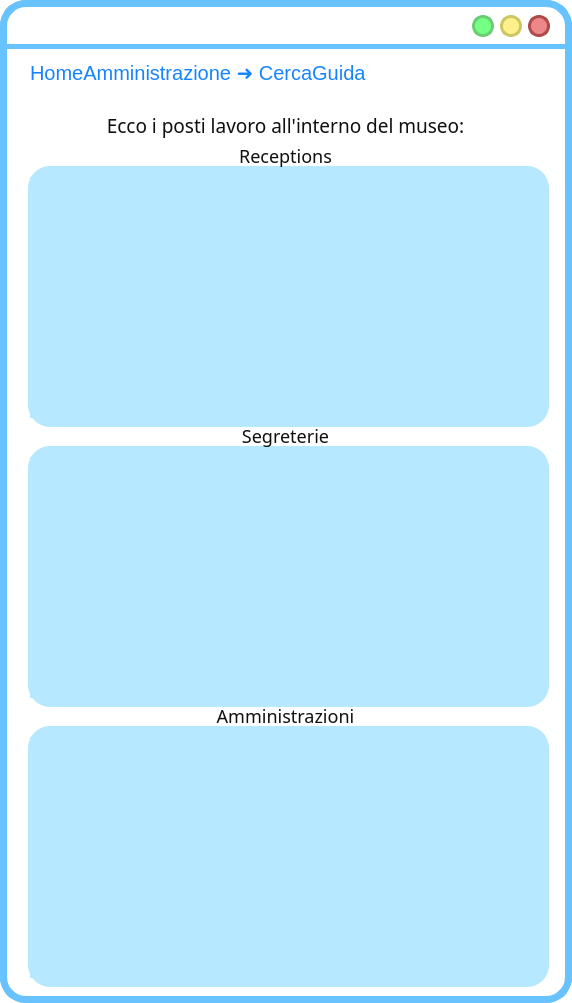
The window that ui/VistaGestisciPostiLavoro.ui (SbattellaMattia/SoftwareEngineering) describes before a commit, drawn with Qt 5.
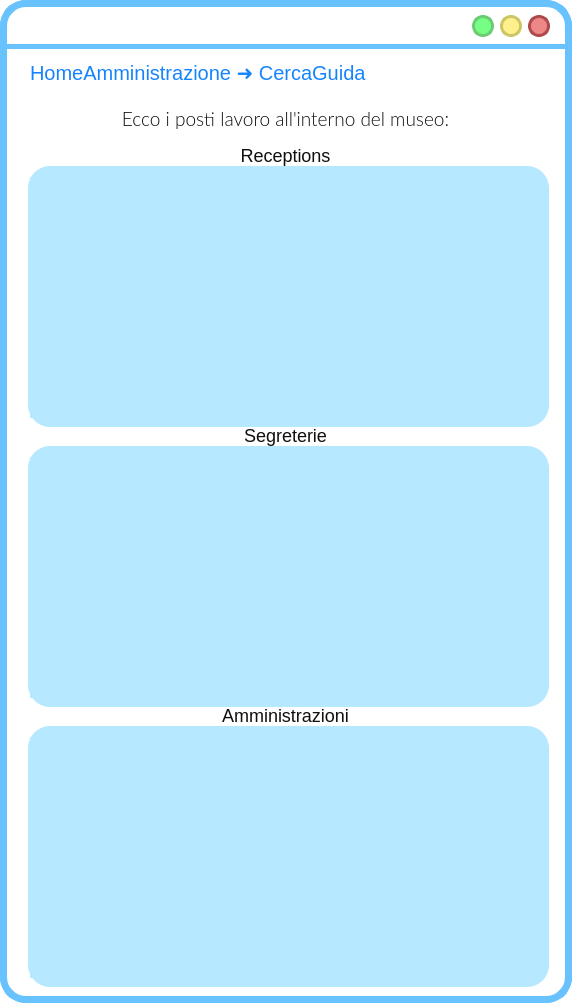
The same window after the commit. Icons and pictures are not drawn.

The edit to the form file:
```diff
--- a/ui/VistaGestisciPostiLavoro.ui
+++ b/ui/VistaGestisciPostiLavoro.ui
@@ -446,11 +446,20 @@
     <property name="geometry">
      <rect>
       <x>10</x>
-      <y>110</y>
+      <y>104</y>
       <width>551</width>
       <height>31</height>
      </rect>
     </property>
+    <property name="font">
+     <font>
+      <family>Lato Light</family>
+      <pointsize>-1</pointsize>
+      <weight>50</weight>
+      <italic>false</italic>
+      <bold>false</bold>
+     </font>
+    </property>
     <property name="styleSheet">
      <string notr="true">left: 849px;
 background-color: rgba(255, 255, 255,0);
@@ -460,7 +469,6 @@
 color: rgba(16, 16, 16);
 font-size: 18px;
 text-align: center;
-font-family: Lato-light;
 </string>
     </property>
     <property name="text">
@@ -488,7 +496,7 @@
 color: rgba(16, 16, 16);
 font-size: 18px;
 text-align: center;
-font-family: Lato-light;</string>
+</string>
     </property>
     <property name="text">
      <string>Receptions</string>
@@ -663,7 +671,7 @@
 color: rgba(16, 16, 16);
 font-size: 18px;
 text-align: center;
-font-family: Lato-light;</string>
+</string>
     </property>
     <property name="text">
      <string>Segreterie</string>
@@ -879,7 +887,7 @@
 color: rgba(16, 16, 16);
 font-size: 18px;
 text-align: center;
-font-family: Lato-light;</string>
+</string>
     </property>
     <property name="text">
      <string>Amministrazioni</string>
```
